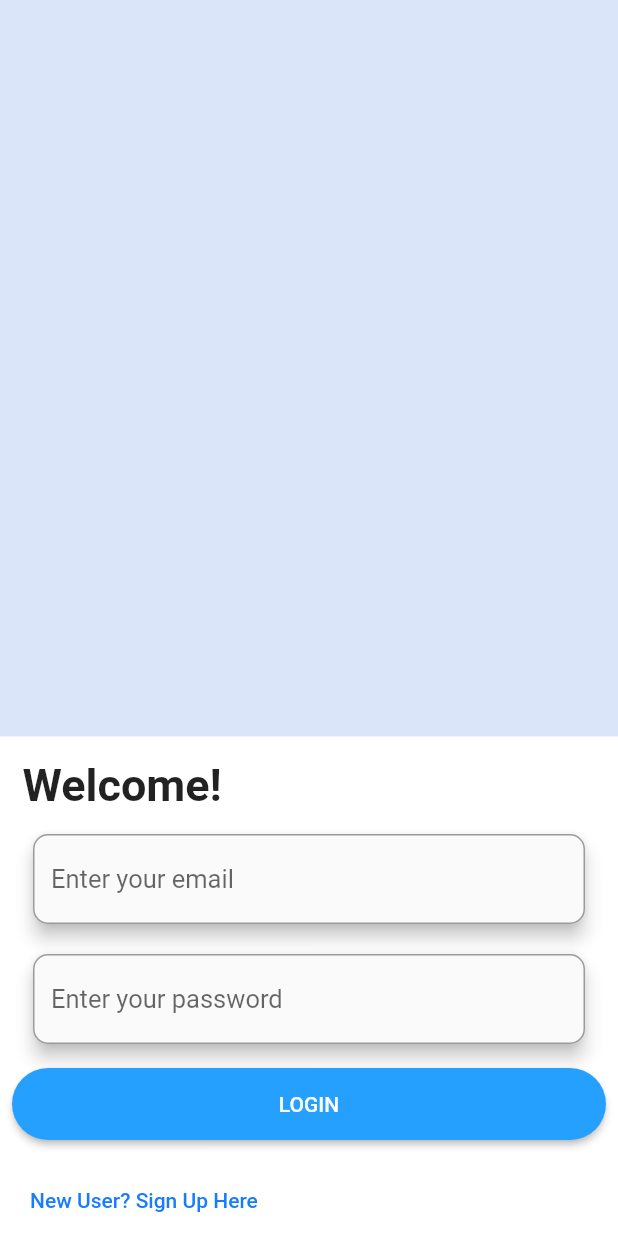
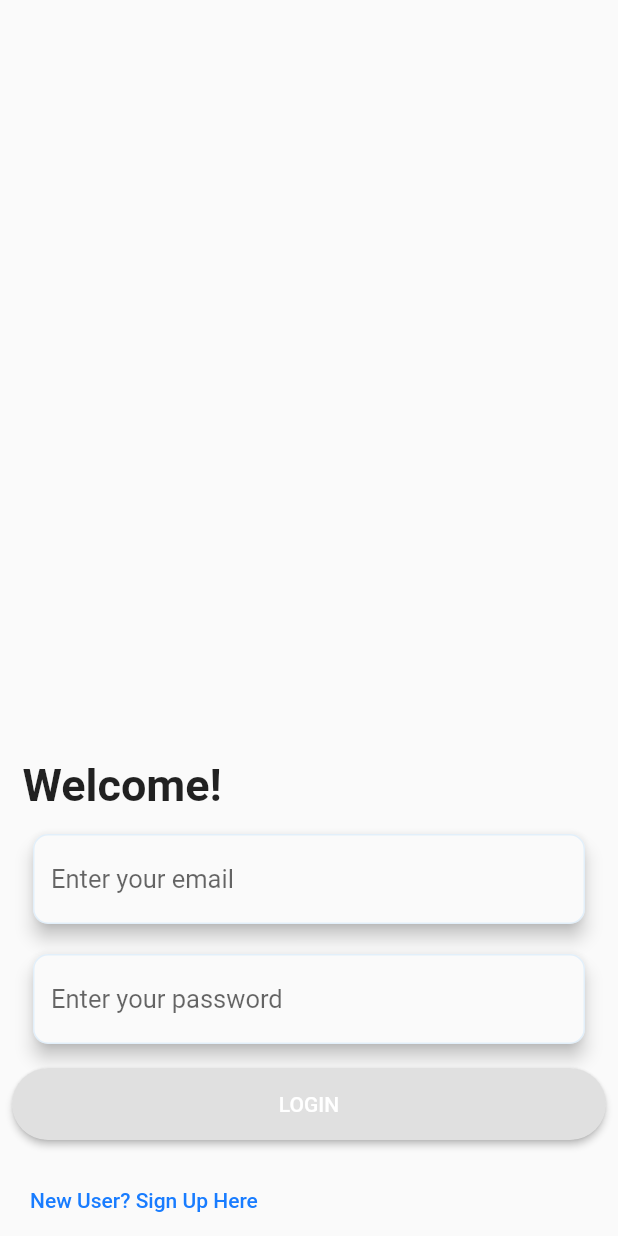
Before and after one commit to Shelter-Connect/phase1, a Flutter app: the screen it shows after launch, on a phone screen of 412 x 824 dp. Run offline on Flutter 3.47's test engine with Material 2 defaults, Android fonts, the phone set to English and light mode, and no system bars.

Commit message:
Created color scheme and deleted non-constant/final color declarations

```diff
--- a/lib/constants.dart
+++ b/lib/constants.dart
@@ -5,3 +5,19 @@ final titleStyle = TextStyle(
   fontWeight: FontWeight.w900,
   fontSize: 55.0,
 );
+
+final colorScheme = ColorScheme(
+    primary: Color(0xffbbdefb),
+    primaryVariant: Color(0xff8aacc8),
+    secondary: Color(0xff42a5f5),
+    secondaryVariant: Color(0xff0077c2),
+    surface: Color(0xffbbdefb),
+    background: Color(0xffffffff),
+    error: Color(0xfffe445c),
+    onPrimary: Color(0xff000000),
+    onSecondary: Color(0xfffafafa),
+    onSurface: Color(0xffbbdefb),
+    onBackground: Color(0xff000000),
+    onError: Color(0xffbbdefb),
+    brightness: Brightness.light
+);
--- a/lib/main.dart
+++ b/lib/main.dart
@@ -4,6 +4,7 @@ import 'pages/volunteer_sign_up_page.dart';
 import 'pages/shelter_sign_up_page.dart';
 import 'pages/signup_page.dart';
 import 'pages/welcome_page.dart';
+import 'constants.dart';
 
 void main() {
   runApp(MyApp());
@@ -16,7 +17,7 @@ class MyApp extends StatelessWidget {
       title: 'Shelter Connect',
       debugShowCheckedModeBanner: false,
       theme: ThemeData(
-        buttonColor: Color(0xff26A0FF),
+        colorScheme : colorScheme,
       ),
       routes: {
         '/': (_) => WelcomePage(),
--- a/lib/pages/welcome_page.dart
+++ b/lib/pages/welcome_page.dart
@@ -16,13 +16,11 @@ class _WelcomePageState extends State<WelcomePage> {
     return Scaffold(
       body: Container(
         constraints: BoxConstraints.expand(),
-        color: Color(0xFFDAE5F9),
         child: Column(
           mainAxisAlignment: MainAxisAlignment.end,
           crossAxisAlignment: CrossAxisAlignment.center,
           children: <Widget>[
             Container(
-              color: Colors.white,
               child: Column(
                 crossAxisAlignment: CrossAxisAlignment.center,
                 mainAxisAlignment: MainAxisAlignment.start,
```
